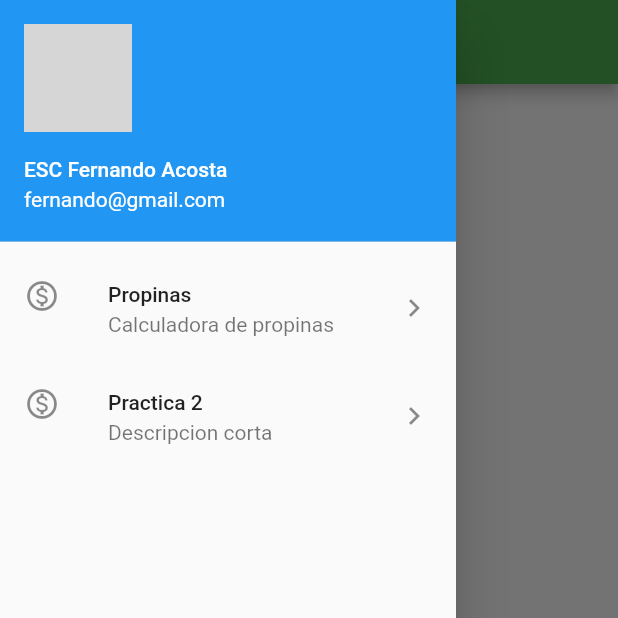
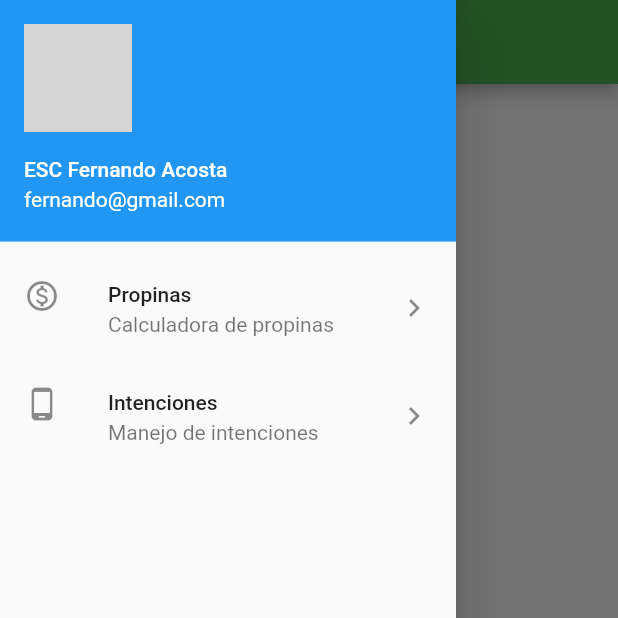
Before and after one commit to FernandoAcTr/moviles_practica1, a Flutter app: the DashboradPage screen opened by its route, with the side drawer open, on a phone screen of 412 x 824 dp, the top half of it. Run offline on Flutter 3.47's test engine with Material 2 defaults, Android fonts, the phone set to English and light mode, and no system bars; missing offline and left inert: splash_screen_view; network calls fail; grey boxes are pictures that could not be loaded.

```diff
--- a/lib/routes.dart
+++ b/lib/routes.dart
@@ -1,5 +1,7 @@
 class Routes {
   static final home = '/';
+  static final login = 'login';
   static final dashboard = 'dashboard';
-  static final practica1 = 'practica1';
+  static final propinas = 'propinas';
+  static final intenciones = 'intenciones';
 }
--- a/lib/src/pages/dashboard_page.dart
+++ b/lib/src/pages/dashboard_page.dart
@@ -28,15 +28,18 @@ class DashboradPage extends StatelessWidget {
               trailing: Icon(Icons.chevron_right),
               onTap: () {
                 Navigator.of(context).pop();
-                Navigator.pushNamed(context, Routes.practica1);
+                Navigator.pushNamed(context, Routes.propinas);
               },
             ),
             ListTile(
-              title: Text('Practica 2'),
-              subtitle: Text('Descripcion corta'),
-              leading: Icon(Icons.monetization_on_outlined),
+              title: Text('Intenciones'),
+              subtitle: Text('Manejo de intenciones'),
+              leading: Icon(Icons.phone_android),
               trailing: Icon(Icons.chevron_right),
-              onTap: () {},
+              onTap: () {
+                Navigator.of(context).pop();
+                Navigator.pushNamed(context, Routes.intenciones);
+              },
             ),
           ],
         ),
--- /dev/null
+++ b/lib/src/pages/intenciones_screen.dart
@@ -0,0 +1,24 @@
+import 'package:flutter/material.dart';
+
+class Intenciones extends StatefulWidget {
+  const Intenciones({Key? key}) : super(key: key);
+
+  @override
+  _IntencionesState createState() => _IntencionesState();
+}
+
+class _IntencionesState extends State<Intenciones> {
+  @override
+  Widget build(BuildContext context) {
+    return Scaffold(
+      appBar: AppBar(
+        title: Text('Intenciones'),
+      ),
+      body: ListView(
+        children: [
+          Text('Intenciones'),
+        ],
+      ),
+    );
+  }
+}
--- a/pubspec.yaml
+++ b/pubspec.yaml
@@ -28,6 +28,7 @@ dependencies:
   # The following adds the Cupertino Icons font to your application.
   # Use with the CupertinoIcons class for iOS style icons.
   cupertino_icons: ^1.0.2
+  splash_screen_view: ^3.0.0
 
 dev_dependencies:
   flutter_test:
```
Also changed, not shown: lib/main.dart (+6 -2 lines), lib/src/pages/splash_screen.dart (added, +24 -0 lines), pubspec.lock.
